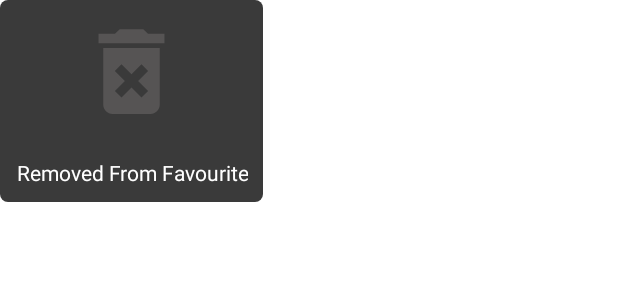
After one commit to rizkinaufalk/alfatest, an Android app: the layout custom_toast_center.xml on its own in the app's theme, with its tools: preview values and no code run, on a phone screen of 412 x 824 dp. The commit adds this screen. Shown: the top 300 px of the screen. Run offline under Robolectric (Android 15) with nearby library versions, the phone set to English and light mode, and no system bars.

Commit message:
add custom toast to display message delegates

```diff
--- a/app/src/main/java/com/rizki/alfatest/ext/delegate/displaymessage/DisplayMessage.kt
+++ b/app/src/main/java/com/rizki/alfatest/ext/delegate/displaymessage/DisplayMessage.kt
@@ -5,4 +5,5 @@ import android.content.Context
 interface DisplayMessage {
     fun showLoading(context: Context)
     fun hideLoading()
+    fun showToastCenter(context: Context, message: String, icon: Int)
 }
--- /dev/null
+++ b/app/src/main/res/drawable/round_corner.xml
@@ -0,0 +1,7 @@
+<?xml version="1.0" encoding="utf-8"?>
+<shape xmlns:android="http://schemas.android.com/apk/res/android">
+
+    <corners android:radius="5dp"/>
+    <solid  android:color="@color/transparent_grey"/>
+
+</shape>
--- a/app/src/main/res/layout/activity_main.xml
+++ b/app/src/main/res/layout/activity_main.xml
@@ -2,6 +2,7 @@
 <layout xmlns:android="http://schemas.android.com/apk/res/android"
     xmlns:app="http://schemas.android.com/apk/res-auto"
     xmlns:tools="http://schemas.android.com/tools"
+    android:background="@color/grey"
     tools:context=".MainActivity">
 
     <androidx.fragment.app.FragmentContainerView
--- /dev/null
+++ b/app/src/main/res/layout/custom_toast_center.xml
@@ -0,0 +1,29 @@
+<?xml version="1.0" encoding="utf-8"?>
+
+<layout xmlns:android="http://schemas.android.com/apk/res/android">
+    <LinearLayout
+        android:layout_width="175dp"
+        android:layout_height="wrap_content"
+        android:orientation="vertical"
+        android:background="@drawable/round_corner"
+        android:gravity="center"
+        android:padding="10dp">
+
+        <ImageView
+            android:id="@+id/iv_icon"
+            android:layout_width="75dp"
+            android:layout_height="75dp"
+            android:src="@drawable/ic_delete"
+            android:layout_marginBottom="20dp"/>
+
+        <TextView
+            android:id="@+id/tv_content"
+            android:layout_width="165dp"
+            android:layout_height="wrap_content"
+            android:textAlignment="center"
+            android:text="Removed From Favourite"
+            android:textColor="@color/white"
+            android:textSize="14sp"/>
+
+    </LinearLayout>
+</layout>
--- a/app/src/main/res/layout/dialog_loading.xml
+++ b/app/src/main/res/layout/dialog_loading.xml
@@ -21,7 +21,7 @@
             android:layout_marginTop="8dp"
             android:text="Loading..."
             android:textAppearance="@style/TextAppearance.AppCompat.Small"
-            android:textColor="@android:color/black" />
+            android:textColor="@android:color/white" />
 
     </RelativeLayout>
 </layout>
--- a/app/src/main/res/values/colors.xml
+++ b/app/src/main/res/values/colors.xml
@@ -10,4 +10,5 @@
     <color name="softGrey">#B2B2B2</color>
     <color name="white">#FFFFFFFF</color>
     <color name="red">#9F1818</color>
+    <color name="transparent_grey">#3A3A3A</color>
 </resources>
```
Also changed, not shown: app/src/main/java/com/rizki/alfatest/ext/delegate/displaymessage/DisplayMessageImpl.kt (+6 -2 lines), app/src/main/java/com/rizki/alfatest/feature/dialogs/CustomToastCenter.kt (added, +26 -0 lines), app/src/main/java/com/rizki/alfatest/feature/dialogs/LoadingDialog.kt (+0 -16 lines), app/src/main/java/com/rizki/alfatest/feature/dialogs/moviedetail/MovieDetailDialogFragment.kt (+6 -1 lines).
